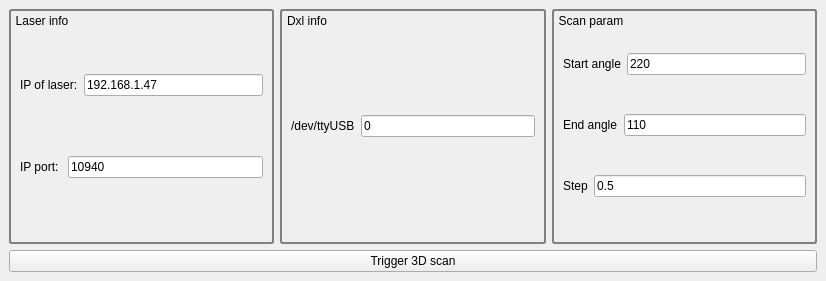
First picture: the form in laser_scan/ui/laser_scan_plugin.ui, repository golems/grip2_plugin, before the edit.
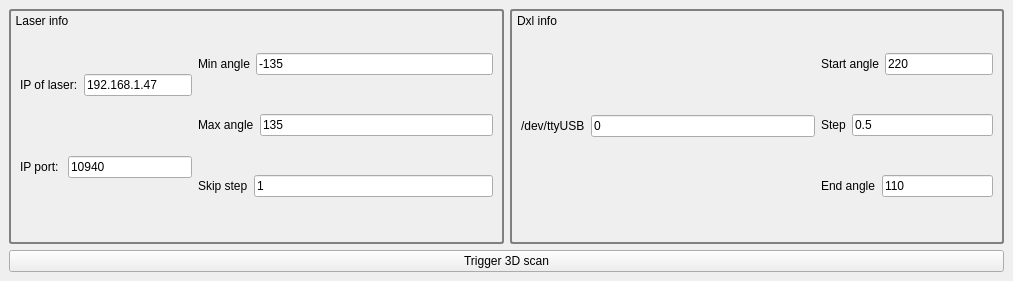
Second picture: the form after the edit.

Commit message: add min/max detection angle to ui

```diff
--- a/laser_scan/ui/laser_scan_plugin.ui
+++ b/laser_scan/ui/laser_scan_plugin.ui
@@ -6,7 +6,7 @@
    <rect>
     <x>0</x>
     <y>0</y>
-    <width>826</width>
+    <width>1013</width>
     <height>281</height>
    </rect>
   </property>
@@ -47,9 +47,11 @@
         <property name="title">
          <string>Laser info</string>
         </property>
+        <layout class="QHBoxLayout" name="horizontalLayout_7">
+         <item>
         <layout class="QVBoxLayout" name="verticalLayout">
          <item>
-          <layout class="QHBoxLayout" name="horizontalLayout">
+            <layout class="QHBoxLayout" name="horizontalLayout_2">
            <item>
             <widget class="QLabel" name="label">
              <property name="sizePolicy">
@@ -79,7 +81,7 @@
           </layout>
          </item>
          <item>
-          <layout class="QHBoxLayout" name="horizontalLayout_2">
+            <layout class="QHBoxLayout" name="horizontalLayout_10">
            <item>
             <widget class="QLabel" name="label_2">
              <property name="sizePolicy">
@@ -109,6 +111,78 @@
           </layout>
          </item>
         </layout>
+         </item>
+         <item>
+          <layout class="QVBoxLayout" name="verticalLayout_2">
+           <item>
+            <layout class="QHBoxLayout" name="horizontalLayout">
+             <item>
+              <widget class="QLabel" name="label_7">
+               <property name="sizePolicy">
+                <sizepolicy hsizetype="Fixed" vsizetype="Fixed">
+                 <horstretch>0</horstretch>
+                 <verstretch>0</verstretch>
+                </sizepolicy>
+               </property>
+               <property name="text">
+                <string>Min angle</string>
+               </property>
+              </widget>
+             </item>
+             <item>
+              <widget class="QLineEdit" name="min_detection_angle">
+               <property name="text">
+                <string>-135</string>
+               </property>
+              </widget>
+             </item>
+            </layout>
+           </item>
+           <item>
+            <layout class="QHBoxLayout" name="horizontalLayout_14">
+             <item>
+              <widget class="QLabel" name="label_9">
+               <property name="text">
+                <string>Max angle</string>
+               </property>
+              </widget>
+             </item>
+             <item>
+              <widget class="QLineEdit" name="max_detection_angle">
+               <property name="text">
+                <string>135</string>
+               </property>
+              </widget>
+             </item>
+            </layout>
+           </item>
+           <item>
+            <layout class="QHBoxLayout" name="horizontalLayout_13">
+             <item>
+              <widget class="QLabel" name="label_8">
+               <property name="sizePolicy">
+                <sizepolicy hsizetype="Fixed" vsizetype="Fixed">
+                 <horstretch>0</horstretch>
+                 <verstretch>0</verstretch>
+                </sizepolicy>
+               </property>
+               <property name="text">
+                <string>Skip step</string>
+               </property>
+              </widget>
+             </item>
+             <item>
+              <widget class="QLineEdit" name="skip_step">
+               <property name="text">
+                <string>1</string>
+               </property>
+              </widget>
+             </item>
+            </layout>
+           </item>
+          </layout>
+         </item>
+        </layout>
        </widget>
       </item>
       <item>
@@ -135,9 +209,9 @@
         <property name="title">
          <string>Dxl info</string>
         </property>
-        <layout class="QVBoxLayout" name="verticalLayout_2">
+        <layout class="QHBoxLayout" name="horizontalLayout_12">
          <item>
-          <layout class="QHBoxLayout" name="horizontalLayout_3">
+          <layout class="QHBoxLayout" name="horizontalLayout_11">
            <item>
             <widget class="QLabel" name="label_3">
              <property name="sizePolicy">
@@ -158,36 +232,13 @@
              </property>
             </widget>
            </item>
-          </layout>
-         </item>
-        </layout>
-       </widget>
+           <item>
+            <layout class="QHBoxLayout" name="horizontalLayout_3"/>
+           </item>
+          </layout>
       </item>
       <item>
-       <widget class="QGroupBox" name="scan_param_group">
-        <property name="sizePolicy">
-         <sizepolicy hsizetype="MinimumExpanding" vsizetype="Preferred">
-          <horstretch>0</horstretch>
-          <verstretch>0</verstretch>
-         </sizepolicy>
-        </property>
-        <property name="styleSheet">
-         <string notr="true">QGroupBox { 
-   border: 2px solid gray; 
-   border-radius: 3px; 
-}
-
-QGroupBox::title { 
-    background-color: transparent;
-    subcontrol-position: top left; /* position at the top left*/ 
-    padding-top: 5px;
-    padding-left: 5px;
- } </string>
-        </property>
-        <property name="title">
-         <string>Scan param</string>
-        </property>
-        <layout class="QVBoxLayout" name="verticalLayout_3">
+          <layout class="QVBoxLayout" name="verticalLayout_6">
          <item>
           <layout class="QHBoxLayout" name="horizontalLayout_4">
            <item>
@@ -218,36 +269,6 @@
            </item>
           </layout>
          </item>
-         <item>
-          <layout class="QHBoxLayout" name="horizontalLayout_5">
-           <item>
-            <widget class="QLabel" name="label_5">
-             <property name="sizePolicy">
-              <sizepolicy hsizetype="Fixed" vsizetype="Fixed">
-               <horstretch>0</horstretch>
-               <verstretch>0</verstretch>
-              </sizepolicy>
-             </property>
-             <property name="text">
-              <string>End angle</string>
-             </property>
-            </widget>
-           </item>
-           <item>
-            <widget class="QLineEdit" name="end_angle_input">
-             <property name="sizePolicy">
-              <sizepolicy hsizetype="Minimum" vsizetype="Fixed">
-               <horstretch>0</horstretch>
-               <verstretch>0</verstretch>
-              </sizepolicy>
-             </property>
-             <property name="text">
-              <string>110</string>
-             </property>
-            </widget>
-           </item>
-          </layout>
-         </item>
          <item>
           <layout class="QHBoxLayout" name="horizontalLayout_6">
            <property name="spacing">
@@ -278,6 +299,38 @@
               <string>0.5</string>
              </property>
             </widget>
+             </item>
+            </layout>
+           </item>
+           <item>
+            <layout class="QHBoxLayout" name="horizontalLayout_5">
+             <item>
+              <widget class="QLabel" name="label_5">
+               <property name="sizePolicy">
+                <sizepolicy hsizetype="Fixed" vsizetype="Fixed">
+                 <horstretch>0</horstretch>
+                 <verstretch>0</verstretch>
+                </sizepolicy>
+               </property>
+               <property name="text">
+                <string>End angle</string>
+               </property>
+              </widget>
+             </item>
+             <item>
+              <widget class="QLineEdit" name="end_angle_input">
+               <property name="sizePolicy">
+                <sizepolicy hsizetype="Minimum" vsizetype="Fixed">
+                 <horstretch>0</horstretch>
+                 <verstretch>0</verstretch>
+                </sizepolicy>
+               </property>
+               <property name="text">
+                <string>110</string>
+               </property>
+              </widget>
+             </item>
+            </layout>
            </item>
           </layout>
          </item>
```
Lines whose indentation alone changed are shown as unchanged.
